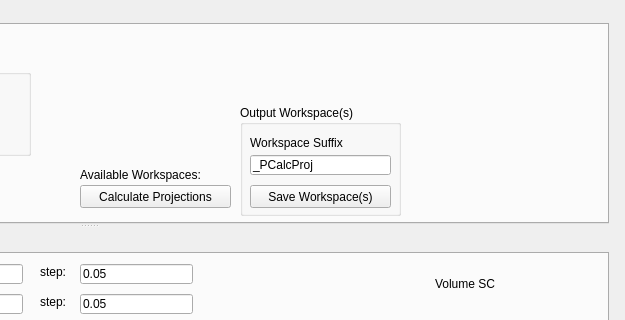
neutrons/mslice_2.0, file MSlice.ui: the form before one commit; both pictures show x 442 to 1067 and y 268 to 588 of the 1067 by 986 pixel window.
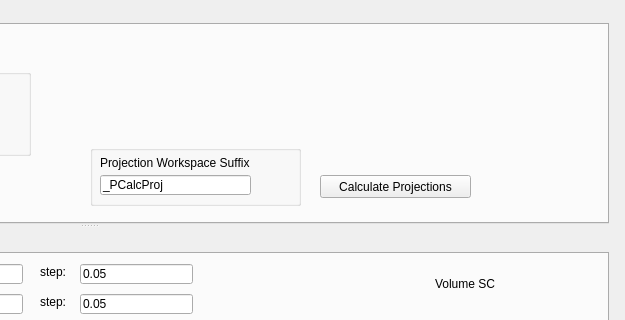
The form after the commit. The open tabs and pages were chosen to show the change.

Commit message:
Incorporated Initial Mantid Powder Capability
* Calculate Projections for |Q|, E for Powder
* Automatically update workspace selection based upon processing to
provide workflow assistance to the user
* Application saves Matrix, IEvent, and MD workspaces
* Incorporated basic Matplotlib capability for powder slice

```diff
--- a/MSlice.ui
+++ b/MSlice.ui
@@ -756,8 +756,8 @@
       <widget class="QPushButton" name="pushButtonPowderCalcProj">
        <property name="geometry">
         <rect>
-         <x>510</x>
-         <y>160</y>
+         <x>750</x>
+         <y>150</y>
          <width>151</width>
          <height>23</height>
         </rect>
@@ -769,34 +769,21 @@
       <widget class="QGroupBox" name="groupBox_7">
        <property name="geometry">
         <rect>
-         <x>670</x>
-         <y>80</y>
-         <width>161</width>
-         <height>111</height>
+         <x>520</x>
+         <y>120</y>
+         <width>211</width>
+         <height>61</height>
         </rect>
        </property>
        <property name="title">
-        <string>Output Workspace(s)</string>
+        <string/>
        </property>
-       <widget class="QPushButton" name="pushButtonPowderSaveWorkspace">
-        <property name="geometry">
-         <rect>
-          <x>10</x>
-          <y>80</y>
-          <width>141</width>
-          <height>23</height>
-         </rect>
-        </property>
-        <property name="text">
-         <string>Save Workspace(s)</string>
-        </property>
-       </widget>
        <widget class="QLineEdit" name="lineEditPowderWorkspaceSuffix">
         <property name="geometry">
          <rect>
           <x>10</x>
-          <y>50</y>
-          <width>141</width>
+          <y>30</y>
+          <width>151</width>
           <height>20</height>
          </rect>
         </property>
@@ -808,29 +795,16 @@
         <property name="geometry">
          <rect>
           <x>10</x>
-          <y>30</y>
-          <width>131</width>
+          <y>10</y>
+          <width>181</width>
           <height>16</height>
          </rect>
         </property>
         <property name="text">
-         <string>Workspace Suffix</string>
+         <string>Projection Workspace Suffix</string>
         </property>
        </widget>
       </widget>
-      <widget class="QLabel" name="labelPowderWorkspaces">
-       <property name="geometry">
-        <rect>
-         <x>510</x>
-         <y>140</y>
-         <width>161</width>
-         <height>20</height>
-        </rect>
-       </property>
-       <property name="text">
-        <string>Available Workspaces:</string>
-       </property>
-      </widget>
      </widget>
      <widget class="QWidget" name="SingleCrystalTab">
       <attribute name="title">
```
Left out of the diff: 114 changed lines with no effect on the pictures. The commit also changes 6 other files.
